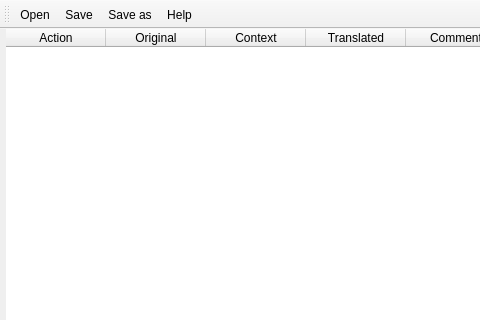
Old version of the form src/mainwindow.ui in the repository RxLaboratory/DuTF; both pictures show x 0 to 480 and y 0 to 320 of the 1393 by 779 pixel window.
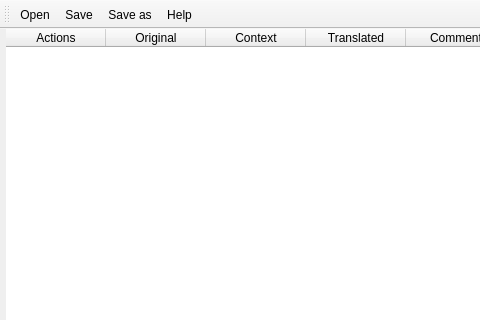
New version of the form. Icons and pictures are not drawn.

```diff
--- a/src/mainwindow.ui
+++ b/src/mainwindow.ui
@@ -102,7 +102,7 @@
           </attribute>
           <column>
            <property name="text">
-            <string>Action</string>
+            <string>Actions</string>
            </property>
           </column>
           <column>
```
